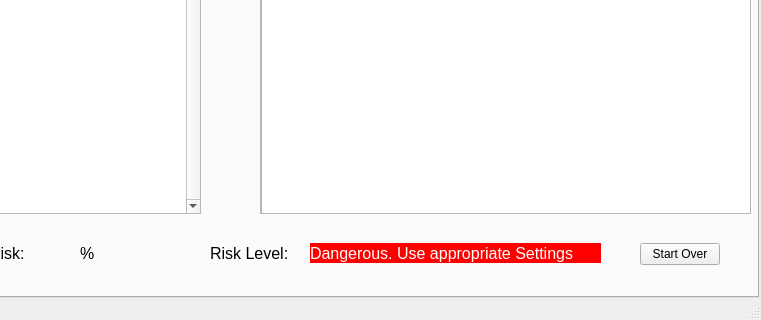
Before: the Qt Designer form main.ui in cosine0/anonymize, drawn with Qt 5; both pictures show x 292 to 1053 and y 342 to 662 of the 1053 by 662 pixel window.
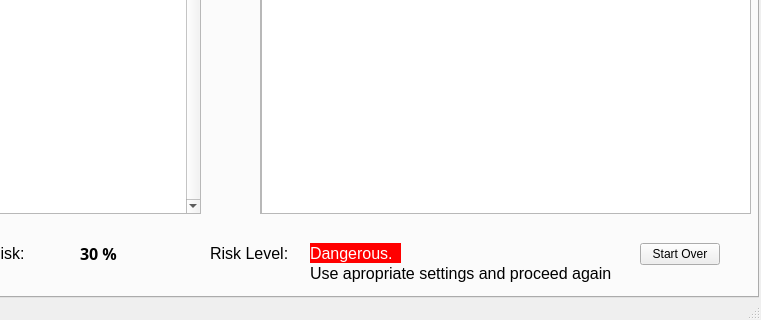
After: the same form once the commit is applied. The open tabs and pages were chosen to show the change.

Commit message: implement file import

```diff
--- a/main.ui
+++ b/main.ui
@@ -360,11 +360,14 @@
       </property>
       <property name="font">
        <font>
+        <family>굴림</family>
         <pointsize>12</pointsize>
+        <weight>75</weight>
+        <bold>true</bold>
        </font>
       </property>
       <property name="text">
-       <string>%</string>
+       <string>30 %</string>
       </property>
      </widget>
      <widget class="QLabel" name="label_8">
@@ -390,7 +393,7 @@
        <rect>
         <x>600</x>
         <y>540</y>
-        <width>291</width>
+        <width>91</width>
         <height>20</height>
        </rect>
       </property>
@@ -404,7 +407,7 @@
 color: white</string>
       </property>
       <property name="text">
-       <string>Dangerous. Use appropriate Settings</string>
+       <string>Dangerous.</string>
       </property>
      </widget>
      <widget class="QPushButton" name="pushButton_2">
@@ -420,6 +423,24 @@
        <string>Start Over</string>
       </property>
      </widget>
+     <widget class="QLabel" name="label_10">
+      <property name="geometry">
+       <rect>
+        <x>600</x>
+        <y>560</y>
+        <width>311</width>
+        <height>20</height>
+       </rect>
+      </property>
+      <property name="font">
+       <font>
+        <pointsize>12</pointsize>
+       </font>
+      </property>
+      <property name="text">
+       <string>Use apropriate settings and proceed again</string>
+      </property>
+     </widget>
     </widget>
    </widget>
   </widget>
```
The commit also changes 1 other file.
